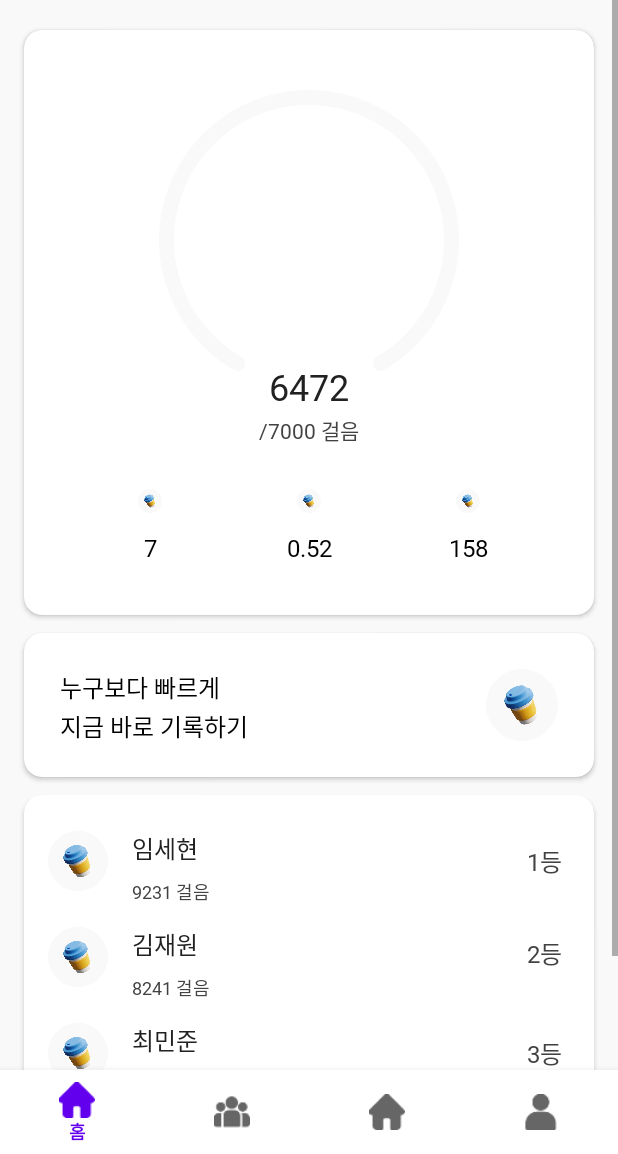
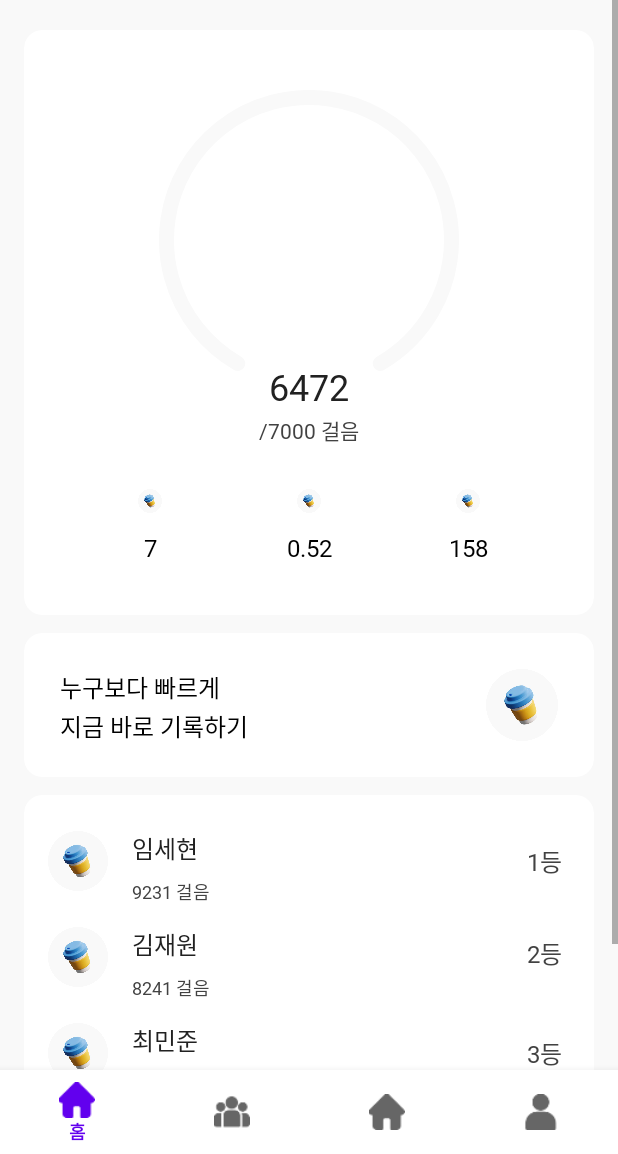
Before and after one commit to Walkhub/walkhub_android, an Android app built with Jetpack Compose: the HomeFragment screen opened directly, with no data from a screen before it, on a phone screen of 412 x 824 dp, the part 82-1236 px from its top. Run offline under Robolectric (Android 15) with nearby library versions, the phone set to English and light mode, and no system bars; our stand-ins replace CircleImageView, Dagger/Hilt's generated code, data binding, navigation-ui; Roboto replaces fonts that are not available here.

Commit message:
♻️ :: 그림자 완전 제거

```diff
--- a/presentation/src/main/res/layout/fragment_home.xml
+++ b/presentation/src/main/res/layout/fragment_home.xml
@@ -31,6 +31,7 @@
                 android:textSize="25dp"
                 android:layout_marginTop="20dp"
                 android:paddingLeft="16dp"
+                app:layout_constraintLeft_toLeftOf="parent"
                 app:layout_constraintTop_toTopOf="parent" />
 
             <androidx.cardview.widget.CardView
@@ -42,6 +43,7 @@
                 android:layout_marginTop="20dp"
                 android:layout_marginLeft="16dp"
                 android:layout_marginRight="16dp"
+                app:cardElevation="0dp"
                 app:layout_constraintTop_toBottomOf="@id/tv_main">
 
                 <androidx.constraintlayout.widget.ConstraintLayout
@@ -188,6 +190,7 @@
                 app:cardCornerRadius="12dp"
                 android:layout_marginLeft="16dp"
                 android:layout_marginRight="16dp"
+                app:cardElevation="0dp"
                 app:layout_constraintTop_toBottomOf="@id/first_CardView">
 
                 <androidx.constraintlayout.widget.ConstraintLayout
@@ -244,6 +247,7 @@
                 app:cardCornerRadius="12dp"
                 android:layout_marginLeft="16dp"
                 android:layout_marginRight="16dp"
+                app:cardElevation="0dp"
                 app:layout_constraintTop_toBottomOf="@id/second_CardView">
 
                     <androidx.constraintlayout.widget.ConstraintLayout
@@ -435,6 +439,12 @@
                             app:layout_constraintTop_toBottomOf="@id/third_rank" />
                     </androidx.constraintlayout.widget.ConstraintLayout>
             </androidx.cardview.widget.CardView>
+
+            <View
+                android:layout_width="match_parent"
+                android:layout_height="10dp"
+                android:background="#F9F9F9"
+                app:layout_constraintTop_toBottomOf="@id/third"/>
         </androidx.constraintlayout.widget.ConstraintLayout>
     </ScrollView>
 </layout>
```
